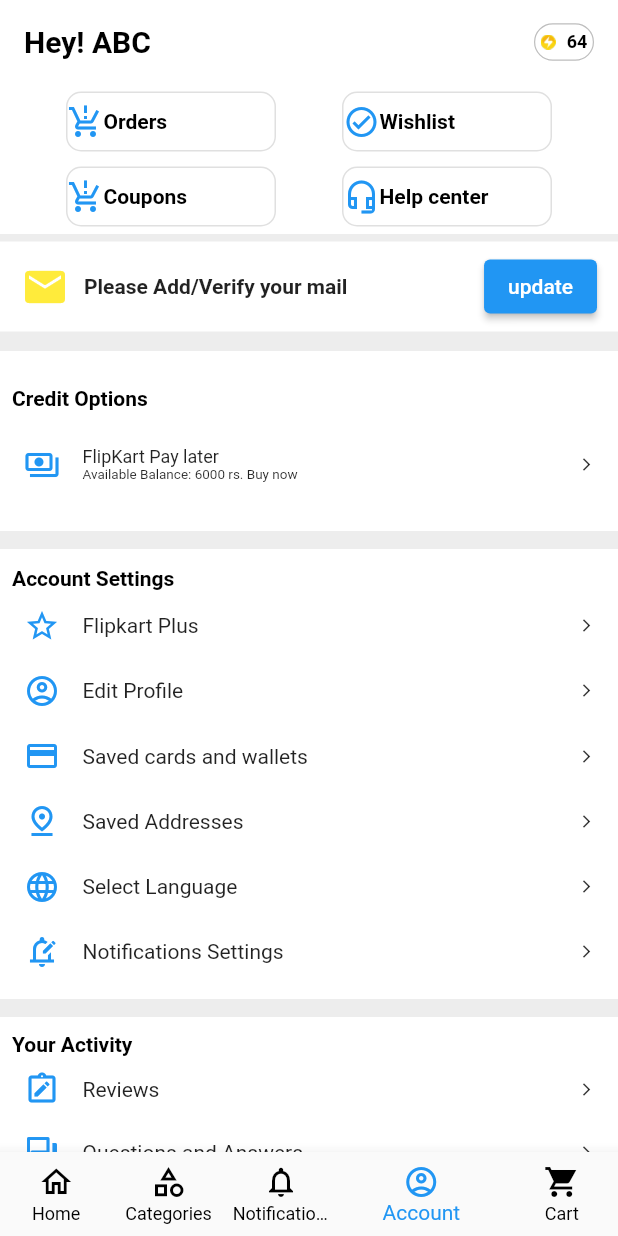
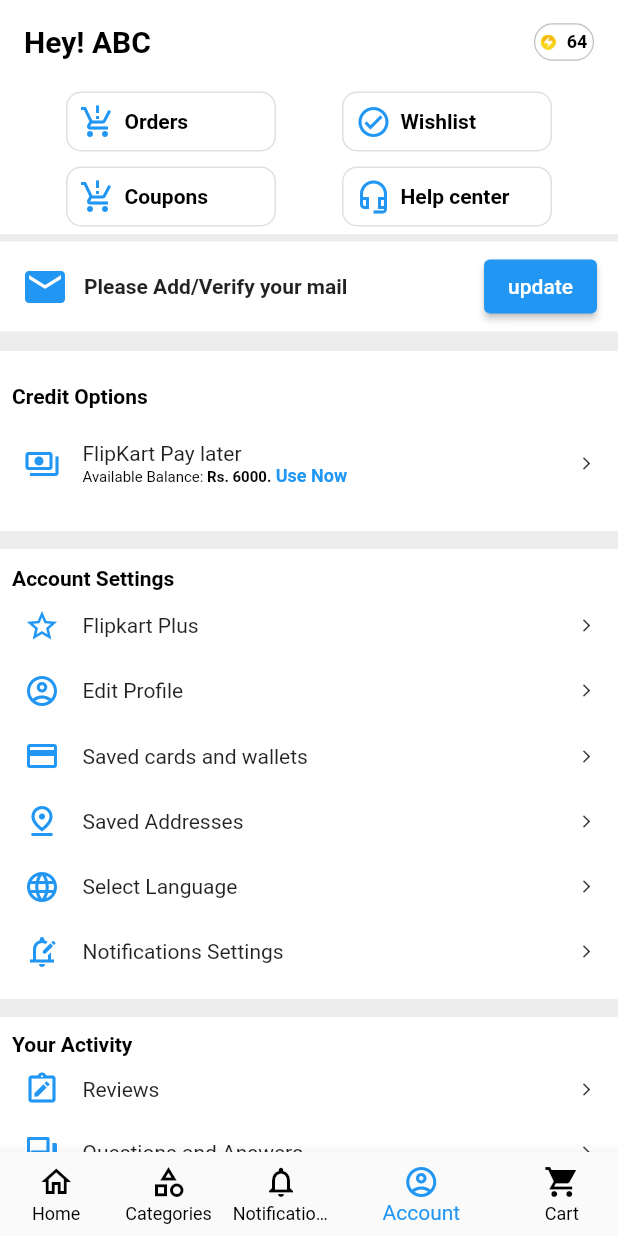
Before and after one commit to ashish622/flipkart_app_clone, a Flutter app: the screen it shows after launch, swiped to page 4, on a phone screen of 412 x 824 dp. Run offline on Flutter 3.47's test engine with Material 2 defaults, Android fonts, the phone set to English and light mode, and no system bars; our stand-ins replace cloud_firestore, firebase_core; accounts and stored records are empty.

```diff
--- a/lib/screens/account_screen.dart
+++ b/lib/screens/account_screen.dart
@@ -56,15 +56,22 @@
                         Container(
                           width: 140,
                           height: 40,
+                          padding: const EdgeInsets.fromLTRB(8, 5, 5, 5),
                           decoration: BoxDecoration(
                             border: Border.all(width: 1, color: Colors.black12),
                             borderRadius: BorderRadius.circular(10)
                           ),
                           child: const Row(
                             children: [
-                              Icon(Icons.production_quantity_limits,color: Colors.blue,),
-                              Text('Orders',
-                                style: TextStyle(color: Colors.black,fontSize: 14,fontWeight: FontWeight.bold),
+                              Icon(Icons.production_quantity_limits,
+                                color: Colors.blue,),
+                              Padding(
+                                padding: EdgeInsets.fromLTRB(6, 0, 0, 0),
+                                child: Text('Orders',
+                                  style: TextStyle(color: Colors.black,
+                                    fontSize: 14,fontWeight: FontWeight.bold,
+                                  ),
+                                ),
                               ),
                             ],
                           ),
@@ -72,15 +79,22 @@
                         Container(
                           width: 140,
                           height: 40,
+                          padding: const EdgeInsets.fromLTRB(8, 5, 5, 5),
                           decoration: BoxDecoration(
                               border: Border.all(width: 1, color: Colors.black12),
                               borderRadius: BorderRadius.circular(10)
                           ),
                           child: const Row(
                             children: [
-                              Icon(Icons.check_circle_outline_sharp,color: Colors.blue,),
-                              Text('Wishlist',
-                                style: TextStyle(color: Colors.black,fontSize: 14,fontWeight: FontWeight.bold),
+                              Icon(Icons.check_circle_outline_sharp,
+                                color: Colors.blue,),
+                              Padding(
+                                padding: EdgeInsets.fromLTRB(6, 0, 0, 0),
+                                child: Text('Wishlist',
+                                  style: TextStyle(color: Colors.black,
+                                    fontSize: 14,fontWeight: FontWeight.bold,
+                                  ),
+                                ),
                               ),
                             ],
                           ),
@@ -93,15 +107,22 @@
                         Container(
                           width: 140,
                           height: 40,
+                          padding: const EdgeInsets.fromLTRB(8, 5, 5, 5),
                           decoration: BoxDecoration(
                               border: Border.all(width: 1, color: Colors.black12),
                               borderRadius: BorderRadius.circular(10)
                           ),
                           child: const Row(
                             children: [
-                              Icon(Icons.production_quantity_limits,color: Colors.blue,),
-                              Text('Coupons',
-                                style: TextStyle(color: Colors.black,fontSize: 14,fontWeight: FontWeight.bold),
+                              Icon(Icons.production_quantity_limits,
+                                color: Colors.blue,),
+                              Padding(
+                                padding: EdgeInsets.fromLTRB(6, 0, 0, 0),
+                                child: Text('Coupons',
+                                  style: TextStyle(color: Colors.black,
+                                    fontSize: 14,fontWeight: FontWeight.bold,
+                                  ),
+                                ),
                               ),
                             ],
                           ),
@@ -109,6 +130,7 @@
                         Container(
                           width: 140,
                           height: 40,
+                          padding: const EdgeInsets.fromLTRB(8, 5, 5, 5),
                           decoration: BoxDecoration(
                               border: Border.all(width: 1, color: Colors.black12),
                               borderRadius: BorderRadius.circular(10)
@@ -116,8 +138,12 @@
                           child: const Row(
                             children: [
                               Icon(Icons.headset_mic_outlined,color: Colors.blue,),
-                              Text('Help center',
-                                style: TextStyle(color: Colors.black,fontSize: 14,fontWeight: FontWeight.bold),
+                              Padding(
+                                padding: EdgeInsets.fromLTRB(6, 0, 0, 0),
+                                child: Text('Help center',
+                                  style: TextStyle(color: Colors.black,
+                                    fontSize: 14,fontWeight: FontWeight.bold,),
+                                ),
                               ),
                             ],
                           ),
@@ -127,6 +153,8 @@
                   ],
                 ),
               ),
+
+              // Verify Mail
               Padding(
                 padding: const EdgeInsets.fromLTRB(0, 5, 0, 5),
                 child: Container(
@@ -139,7 +167,7 @@
                       const Row(
                         mainAxisAlignment: MainAxisAlignment.spaceAround,
                         children: [
-                          Icon(Icons.mail, color: Colors.yellow,size: 32,),
+                          Icon(Icons.mail, color: Colors.blue,size: 32,),
                           SizedBox(width: 10,),
                           Text('Please Add/Verify your mail',
                             style: TextStyle(fontWeight: FontWeight.bold,fontSize: 14),
@@ -160,38 +188,60 @@
                   width: double.infinity,
                   color: Colors.white,
                   padding: const EdgeInsets.all(8),
-                  child: const Column(
+                  child: Column(
                     mainAxisAlignment:MainAxisAlignment.spaceEvenly,
                     crossAxisAlignment: CrossAxisAlignment.start,
                     children: [
-                      Text('Credit Options',
+                      const Text('Credit Options',
                         style: TextStyle(fontSize: 14, fontWeight: FontWeight.bold,
                             color: Colors.black),
                       ),
                       Padding(
-                        padding: EdgeInsets.all(8.0),
+                        padding: const EdgeInsets.all(8.0),
                         child: Row(
                           mainAxisAlignment: MainAxisAlignment.spaceBetween,
                           children: [
                             Row(
                               mainAxisAlignment: MainAxisAlignment.spaceBetween,
                               children: [
-                                Icon(Icons.payments_outlined,color: Colors.blue,),
-                                SizedBox(width: 15,),
+                                const Icon(Icons.payments_outlined,color: Colors.blue,),
+                                const SizedBox(width: 15,),
                                 Column(
                                   crossAxisAlignment: CrossAxisAlignment.start,
                                   children: [
-                                    Text('FlipKart Pay later',
-                                      style: TextStyle(fontSize: 12),
+                                    const Text('FlipKart Pay later',
+                                      style: TextStyle(fontSize: 14),
                                     ),
-                                    Text('Available Balance: 6000 rs. Buy now',
-                                      style: TextStyle(fontSize: 9),
+                                    RichText(
+                                      text: const TextSpan(
+                                        text: 'Available Balance: ',
+                                        style: TextStyle(fontSize: 10,
+                                          color: Colors.black
+                                        ),
+                                        children: [
+                                          TextSpan(
+                                            text: 'Rs. 6000.',
+                                            style: TextStyle(fontSize: 10,
+                                              fontWeight: FontWeight.bold,
+                                              color: Colors.black
+                                            ),
+                                          ),
+                                          TextSpan(
+                                            text: ' Use Now',
+                                            style: TextStyle(
+                                              fontSize: 12,
+                                              fontWeight: FontWeight.bold,
+                                              color: Colors.blue,
+                                          ),
+                                          )
+                                        ]
+                                      ),
                                     )
                                   ],
                                 )
                               ],
                             ),
-                            Icon(Icons.arrow_forward_ios,size: 10,)
+                            const Icon(Icons.arrow_forward_ios,size: 10,)
                           ],
                         ),
                       ),
--- a/lib/screens/shoping_cart_screen.dart
+++ b/lib/screens/shoping_cart_screen.dart
@@ -1,4 +1,3 @@
-import 'package:flipkart_home/main.dart';
 import 'package:flutter/material.dart';
 
 class ShoppingCartScreen extends StatelessWidget {
```
